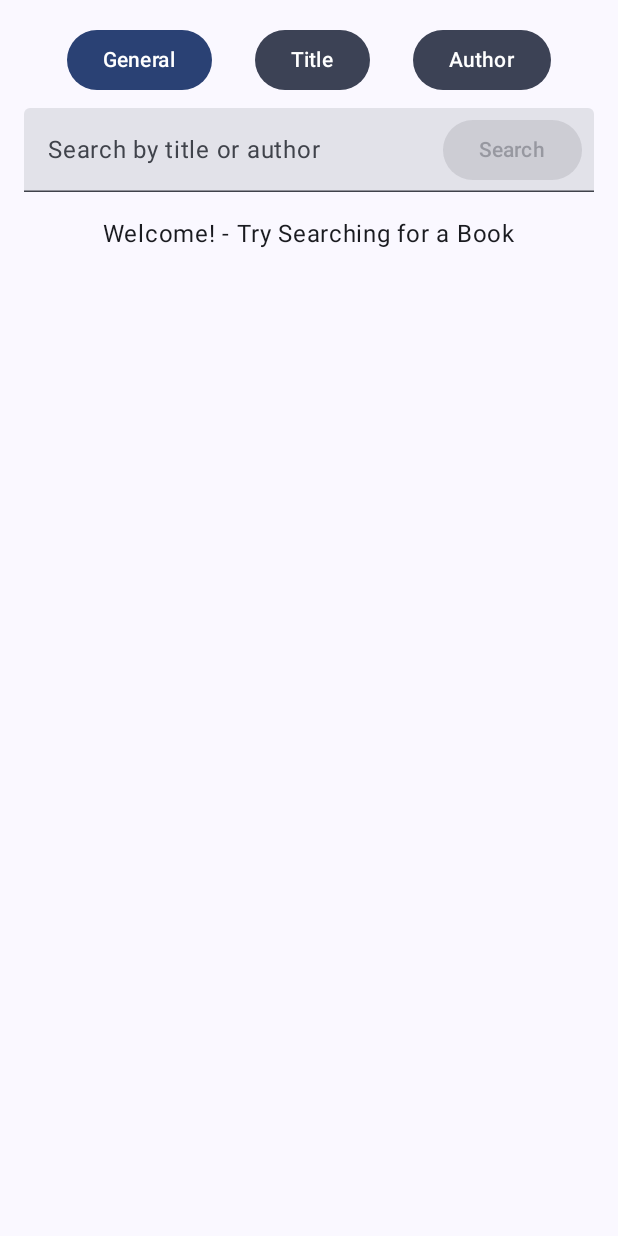
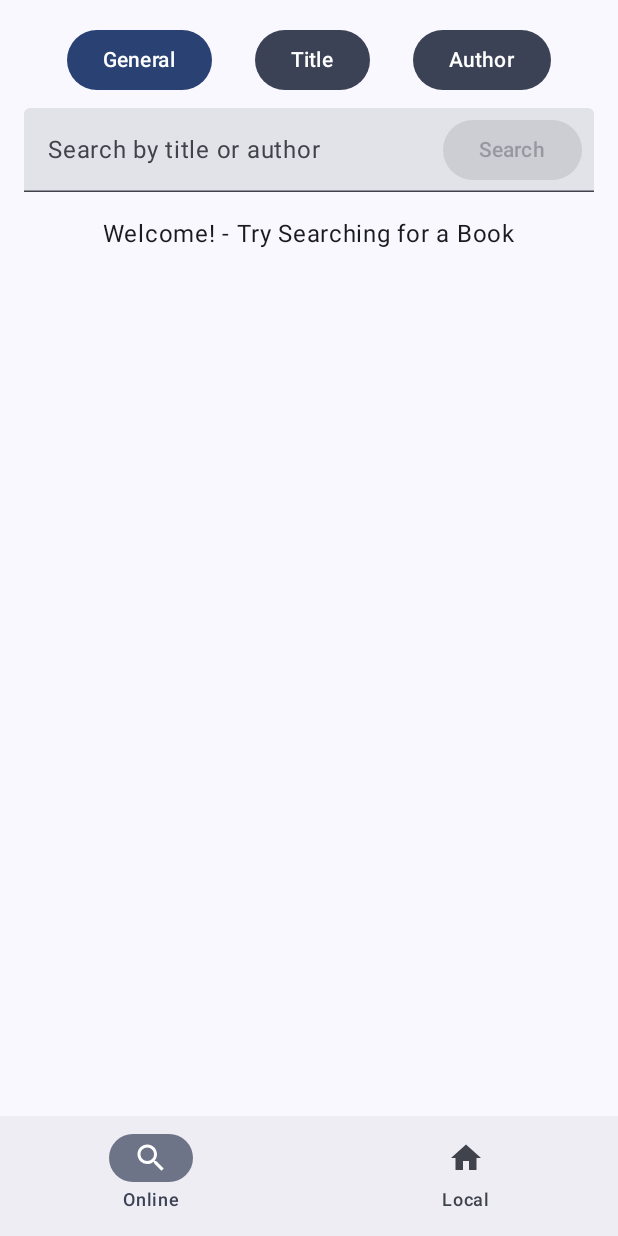
Before and after one commit to MitchellPescud/COMP2008-Assignment-2, an Android app built with Jetpack Compose: the screen it shows after launch (MainActivity), on a phone screen of 412 x 824 dp. Run offline under Robolectric (Android 15) with nearby library versions, the phone set to English and light mode, and no system bars; our stand-ins replace Room's generated code; pictures from the network do not load.

Commit message:
Local Book Database Created

```diff
--- a/app/build.gradle.kts
+++ b/app/build.gradle.kts
@@ -2,6 +2,7 @@ plugins {
     alias(libs.plugins.android.application)
     alias(libs.plugins.kotlin.android)
     alias(libs.plugins.kotlin.compose)
+    id("com.google.devtools.ksp") version "2.0.21-1.0.25"
 }
 
 android {
@@ -63,4 +64,9 @@ dependencies {
     implementation("androidx.compose.material3:material3:1.4.0")
     implementation("androidx.lifecycle:lifecycle-viewmodel-compose:2.9.4")
     implementation("androidx.navigation:navigation-compose:2.9.5")
+    implementation("androidx.room:room-runtime:2.6.1")
+    implementation("androidx.room:room-ktx:2.6.1")
+    ksp("androidx.room:room-compiler:2.6.1")
+    implementation("androidx.compose.material:material-icons-core:1.7.4")
+    implementation("androidx.compose.material:material-icons-extended:1.7.4")
 }
--- /dev/null
+++ b/app/src/main/java/com/example/comp2008assignment2/AppDatabase.kt
@@ -0,0 +1,28 @@
+package com.example.comp2008assignment2
+
+import android.content.Context
+import androidx.room.Database
+import androidx.room.Room
+import androidx.room.RoomDatabase
+
+@Database(entities = [LocalBook::class], version = 1, exportSchema = false)
+abstract class AppDatabase : RoomDatabase() {
+    abstract fun bookDao(): BookDao
+
+    companion object {
+        @Volatile
+        private var INSTANCE: AppDatabase? = null
+
+        fun getDatabase(context: Context): AppDatabase {
+            return INSTANCE ?: synchronized(this) {
+                val instance = Room.databaseBuilder(
+                    context.applicationContext,
+                    AppDatabase::class.java,
+                    "book_database"
+                ).build()
+                INSTANCE = instance
+                instance
+            }
+        }
+    }
+}
--- a/app/src/main/java/com/example/comp2008assignment2/Book.kt
+++ b/app/src/main/java/com/example/comp2008assignment2/Book.kt
@@ -5,7 +5,7 @@ data class BookSearchResponse(
 )
 
 data class Book(
-    val key: String?,
+    val key: String,
     val title: String?,
     val author_name: List<String>?,
     val first_publish_year: Int?,
--- /dev/null
+++ b/app/src/main/java/com/example/comp2008assignment2/BookDao.kt
@@ -0,0 +1,22 @@
+package com.example.comp2008assignment2
+
+import androidx.room.Dao
+import androidx.room.Insert
+import androidx.room.OnConflictStrategy
+import androidx.room.Query
+import kotlinx.coroutines.flow.Flow
+
+@Dao
+interface BookDao {
+    @Insert(onConflict = OnConflictStrategy.REPLACE)
+    suspend fun insertBook(book: LocalBook)
+
+    @Query("SELECT * FROM books")
+    fun getLocalBooks(): Flow<List<LocalBook>>
+
+    @Query("SELECT * FROM books WHERE `key` = :key")
+    suspend fun getBookByKey(key: String): LocalBook?
+
+    @Query("DELETE FROM books WHERE `key` = :key")
+    suspend fun deleteBook(key: String)
+}
--- /dev/null
+++ b/app/src/main/java/com/example/comp2008assignment2/LocalLibraryViewModel.kt
@@ -0,0 +1,34 @@
+package com.example.comp2008assignment2
+
+import android.app.Application
+import androidx.lifecycle.AndroidViewModel
+import androidx.lifecycle.viewModelScope
+import kotlinx.coroutines.flow.SharingStarted
+import kotlinx.coroutines.flow.StateFlow
+import kotlinx.coroutines.flow.stateIn
+import kotlinx.coroutines.launch
+
+class LocalLibraryViewModel(application: Application) : AndroidViewModel(application) {
+
+    private val repository: BookRepository
+
+    val localBooks: StateFlow<List<LocalBook>>
+
+    init {
+        val bookDao = AppDatabase.getDatabase(application).bookDao()
+        repository = BookRepository(bookDao, application)
+        localBooks = repository.localBooks.stateIn(
+            scope = viewModelScope,
+            started = SharingStarted.WhileSubscribed(5000),
+            initialValue = emptyList()
+        )
+    }
+
+    fun deleteBook(key: String) = viewModelScope.launch {
+        repository.deleteBook(key)
+    }
+
+    fun saveBook(book: Book) = viewModelScope.launch {
+        repository.insertBook(book)
+    }
+}
--- a/app/src/main/java/com/example/comp2008assignment2/MainActivity.kt
+++ b/app/src/main/java/com/example/comp2008assignment2/MainActivity.kt
@@ -14,6 +14,9 @@ import androidx.compose.foundation.rememberScrollState
 import androidx.compose.ui.platform.LocalConfiguration
 import androidx.compose.foundation.text.KeyboardOptions
 import androidx.compose.foundation.verticalScroll
+import androidx.compose.material.icons.Icons
+import androidx.compose.material.icons.filled.Home
+import androidx.compose.material.icons.filled.Search
 import androidx.compose.material3.*
 import androidx.compose.runtime.*
 import androidx.compose.ui.Alignment
@@ -25,9 +28,12 @@ import androidx.compose.ui.unit.dp
 import androidx.compose.ui.unit.sp
 import androidx.compose.ui.tooling.preview.Preview
 import androidx.lifecycle.viewmodel.compose.viewModel
+import androidx.navigation.NavDestination.Companion.hierarchy
+import androidx.navigation.NavGraph.Companion.findStartDestination
 import androidx.navigation.NavHostController
 import androidx.navigation.compose.NavHost
 import androidx.navigation.compose.composable
+import androidx.navigation.compose.currentBackStackEntryAsState
 import androidx.navigation.compose.rememberNavController
 import coil.compose.rememberAsyncImagePainter
 import com.example.comp2008assignment2.ui.theme.COMP2008Assignment2Theme
@@ -40,21 +46,59 @@ class MainActivity : ComponentActivity() {
             COMP2008Assignment2Theme {
                 val navController = rememberNavController()
                 val viewModel: BookViewModel = viewModel()
-                Scaffold(modifier = Modifier.fillMaxSize()) { innerPadding ->
-                    NavHost(navController = navController, startDestination = "search") {
-                        composable("search") {
+                val localLibraryViewModel: LocalLibraryViewModel = viewModel()
+
+                Scaffold(modifier = Modifier.fillMaxSize(),
+                    bottomBar = {
+                        NavigationBar {
+                            val navBackStackEntry by navController.currentBackStackEntryAsState()
+                            val currentDestination = navBackStackEntry?.destination
+                            NavigationBarItem(
+                                icon = { Icon(Icons.Filled.Search, contentDescription = "Online Search") },
+                                label = { Text("Online") },
+                                selected = currentDestination?.hierarchy?.any { it.route == "online" } == true,
+                                onClick = {
+                                    navController.navigate("online") {
+                                        popUpTo(navController.graph.findStartDestination().id) {
+                                            saveState = true
+                                        }
+                                        launchSingleTop = true
+                                        restoreState = true
+                                    }
+                                }
+                            )
+                            NavigationBarItem(
+                                icon = { Icon(Icons.Filled.Home, contentDescription = "Local Library") },
+                                label = { Text("Local") },
+                                selected = currentDestination?.hierarchy?.any { it.route == "local" } == true,
+                                onClick = {
+                                    navController.navigate("local") {
+                                        popUpTo(navController.graph.findStartDestination().id) {
+                                            saveState = true
+                                        }
+                                        launchSingleTop = true
+                                        restoreState = true
+                                    }
+                                }
+                            )
+                        }
+                    }) { innerPadding ->
+                    NavHost(navController = navController, startDestination = "online", modifier = Modifier.padding(innerPadding)) {
+                        composable("online") {
                             BookSearchScreen(
                                 navController = navController,
-                                viewModel = viewModel,
-                                modifier = Modifier.padding(innerPadding)
+                                viewModel = viewModel
                             )
                         }
                         composable("detail") {
                             BookDetailScreen(
                                 viewModel = viewModel,
-                                navController = navController,
-                                modifier = Modifier.padding(innerPadding)
+                                localLibraryViewModel = localLibraryViewModel,
+                                navController = navController
                             )
+                        }
+                        composable("local") {
+                            LocalLibraryPage(viewModel = localLibraryViewModel)
                         }
                     }
                 }
@@ -183,8 +227,14 @@ fun BookSearchScreen(
         }
     }
 }
+
 @Composable
-fun BookDetailScreen(viewModel: BookViewModel, navController: NavHostController, modifier: Modifier = Modifier) {
+fun BookDetailScreen(
+    viewModel: BookViewModel,
+    localLibraryViewModel: LocalLibraryViewModel,
+    navController: NavHostController,
+    modifier: Modifier = Modifier
+) {
     val book = viewModel.selectedBook ?: return
     val scrollState = rememberScrollState()
 
@@ -262,6 +312,12 @@ fun BookDetailScreen(viewModel: BookViewModel, navController: NavHostController,
             }
         }
 
+        Spacer(modifier = Modifier.height(16.dp))
+
+        Button(onClick = { localLibraryViewModel.saveBook(book) }) {
+            Text("Save to Local Library")
+        }
+
         Spacer(modifier = Modifier.height(32.dp)) // Extra bottom padding for readability
     }
 }
```
Also changed, not shown: app/src/main/java/com/example/comp2008assignment2/BookRepository.kt (added, +65 -0 lines), app/src/main/java/com/example/comp2008assignment2/LocalBook.kt (added, +16 -0 lines), app/src/main/java/com/example/comp2008assignment2/LocalLibraryPage.kt (added, +67 -0 lines).
